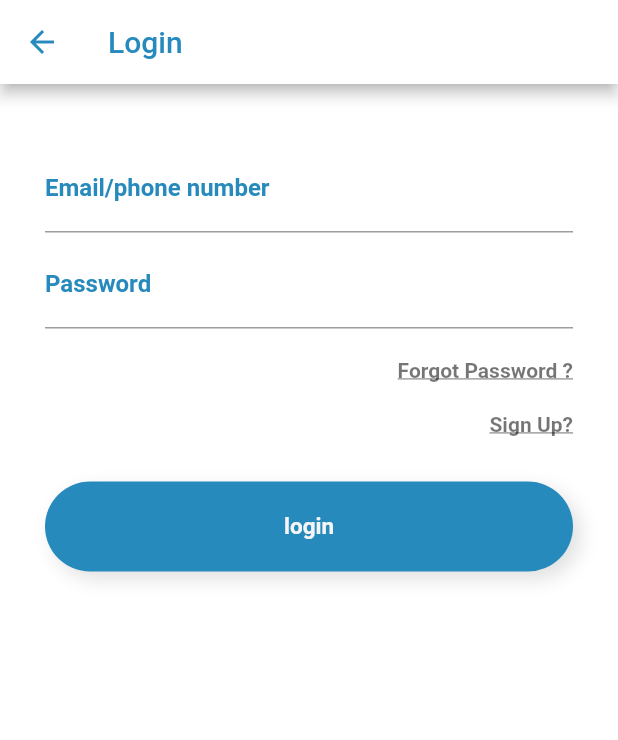
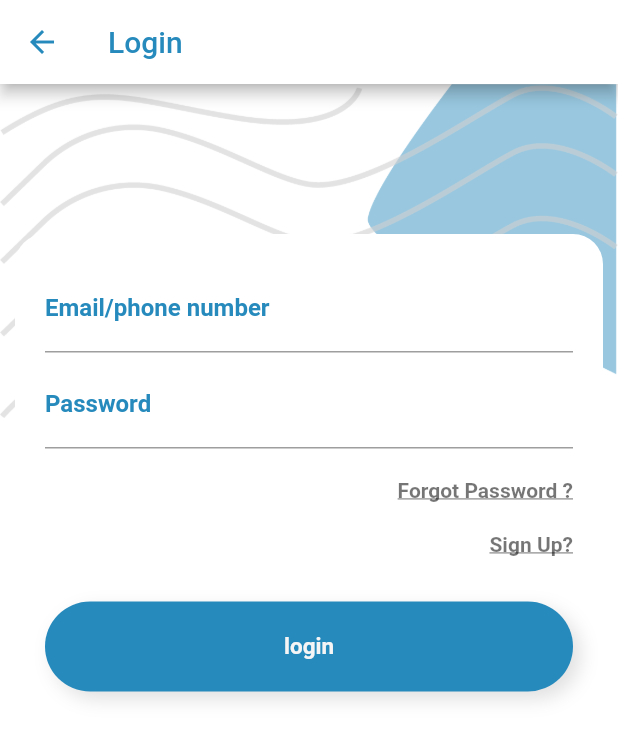
Before and after one commit to HajerAlmatari/walletV2, a Flutter app: the LoginPage screen opened directly, on a phone screen of 412 x 824 dp. Shown: the top 740 px of the screen. Run offline on Flutter 3.47's test engine with Material 2 defaults, Android fonts, the phone set to English and light mode, and no system bars; our stand-ins replace carousel_slider, dropdown_button2, email_validator, firebase_auth, firebase_core, flutter_easyloading and 6 more; missing offline and left inert: qr_code_scanner; accounts and stored records are empty; network calls fail.

Commit message:
sprint 2.3.3 improve the interfaces

```diff
--- a/lib/login.dart
+++ b/lib/login.dart
@@ -16,7 +16,6 @@ import 'package:walletapp/signup.dart';
 import 'package:walletapp/widgets/showSnackBar.dart';
 import 'package:walletapp/Models/SignUpData.dart';
 
-
 import 'forgetPassword.dart';
 import 'package:http/http.dart' as http;
 
@@ -25,10 +24,7 @@ class LoginPage extends StatefulWidget {
 }
 
 class LoginPageState extends State<LoginPage> {
-  Color primaryColor =   Color.fromRGBO(39, 138, 189, 1);
-
-
-
+  Color primaryColor = Color.fromRGBO(39, 138, 189, 1);
 
   final _email = TextEditingController();
   final _password = TextEditingController();
@@ -59,7 +55,6 @@ class LoginPageState extends State<LoginPage> {
       print(response.statusCode);
 
       if (response.statusCode == 200) {
-
         var json = response.body;
         LoginResponse loginResponse = loginResponseFromJson(json);
 
@@ -67,7 +62,7 @@ class LoginPageState extends State<LoginPage> {
         print(loginResponse.accountId.elementAt(0));
         int account = loginResponse.accountId.elementAt(0);
         obj.setId(account);
-        print("Your Id: is: " +obj.getId().toString() );
+        print("Your Id: is: " + obj.getId().toString());
         print(loginResponse.message);
 
         print("SuccessFully");
@@ -80,8 +75,10 @@ class LoginPageState extends State<LoginPage> {
         ///////////////             //////////////
         ///////////////////////////////////////////
 
-
-        context.read<FirebaseAuthMethods>().loginWithEmail(email: _email.text.trim(), password: _password.text.trim(), context: context);
+        context.read<FirebaseAuthMethods>().loginWithEmail(
+            email: _email.text.trim(),
+            password: _password.text.trim(),
+            context: context);
 
         // Navigator.of(context).pushAndRemoveUntil(MaterialPageRoute(builder: (context) =>
         //     NavScreen()), (Route<dynamic> route) => false);
@@ -98,18 +95,13 @@ class LoginPageState extends State<LoginPage> {
         // EasyLoading.dismiss();
         showSnackBar(context, "Not found URL");
 
-
         // print(response.body);
         // print(response.statusCode);
 
-      }
-      else if(response.statusCode == 7){
-
+      } else if (response.statusCode == 7) {
         EasyLoading.dismiss();
         showSnackBar(context, "No Internet connection");
-      }
-
-      else {
+      } else {
         EasyLoading.dismiss();
         print(response.statusCode);
         showSnackBar(context, "Phone or Password wrong");
@@ -174,7 +166,6 @@ class LoginPageState extends State<LoginPage> {
     final signinbutton = GestureDetector(
       onTap: () {
         if (_formkey.currentState!.validate()) {
-
           EasyLoading.show(status: 'Loading ...');
           loginRequest();
           // context.read<FirebaseAuthMethods>().loginWithEmail(email: _email.text.trim(), password: _password.text.trim(), context: context);
@@ -230,8 +221,8 @@ class LoginPageState extends State<LoginPage> {
       alignment: Alignment(1, 0),
       child: InkWell(
         onTap: () {
-          Navigator.of(context).push(
-              MaterialPageRoute(builder: (context) => SignupPage()));
+          Navigator.of(context)
+              .push(MaterialPageRoute(builder: (context) => SignupPage()));
         },
         child: const Text(
           'Sign Up?',
@@ -259,11 +250,21 @@ class LoginPageState extends State<LoginPage> {
         ),
       ),
       body: Container(
+        decoration: BoxDecoration(
+          image: DecorationImage(
+            alignment: Alignment.topCenter,
+            image: AssetImage("images/wallet-backgroud.png"),
+          ),
+          color: Colors.white,
+        ),
+        child: Container(
+          decoration: BoxDecoration(
+            color: Colors.white,
+            borderRadius: BorderRadius.circular(20),
+          ),
           height: 350,
           padding: EdgeInsets.fromLTRB(20, 20, 20, 10),
-        margin: EdgeInsets.fromLTRB(10, 20, 10, 20),
-        decoration: BoxDecoration(
-            color: Colors.white, borderRadius: BorderRadius.circular(30)),
+          margin: EdgeInsets.fromLTRB(10, 100, 10, 20),
           child: Form(
             key: _formkey,
             child: ListView(
@@ -272,13 +273,11 @@ class LoginPageState extends State<LoginPage> {
                 const SizedBox(
                   height: 5,
                 ),
-
                 passwordField,
                 const SizedBox(
                   height: 20,
                 ),
                 forgetPassword,
-
                 const SizedBox(
                   height: 20,
                 ),
@@ -291,12 +290,11 @@ class LoginPageState extends State<LoginPage> {
             ),
           ),
         ),
+      ),
     );
   }
 
   Future signInfirebase() async {
-
-
     try {
       await FirebaseAuth.instance.signInWithEmailAndPassword(
           email: _email.text.trim(), password: _password.text.trim());
--- a/lib/screens/nav_screen.dart
+++ b/lib/screens/nav_screen.dart
@@ -118,7 +118,6 @@ class _NavScreenState extends State<NavScreen> {
         ),
         //drawer: const DrawerWidget(),
         body:Container(
-          padding: EdgeInsets.fromLTRB(0, 20, 0, 0),
           child: _widgetOptions.elementAt(_selectedIndex),
         ),
         /*
--- a/lib/screens/transactions/make_transaction.dart
+++ b/lib/screens/transactions/make_transaction.dart
@@ -91,7 +91,7 @@ class _MakeTransactionPageState extends State<MakeTransactionPage> {
       children: <Widget>[
         listTail(Image.asset("images/money-transfer .png",width: 50,),"Transfer Between Holder Accounts", TBHA()),
         listTail(Image.asset("images/transferToOtherAccount.png",width: 50,),"Transfer To Other Account",TTOA()),
-        listTail(Image.asset("images/transferToName.png",width: 50,),"Transfer To Name", TTN()),
+        listTail(Image.asset("images/transferToName.png",width: 50,),"Send Remittance", TTN()),
       ],
     ),
   );
```
Also changed, not shown: lib/screens/Internet_adsl.dart (+16 -3 lines), lib/screens/credit_card_screen.dart (+9 -0 lines), lib/screens/electricity.dart (+16 -1 lines), lib/screens/transfer_between_holder_accounts.dart (+18 -5 lines), lib/screens/yemen_mobile.dart (+16 -3 lines), images/walle_ backgroud.svg (renamed from images/wallet backgroud.svg), images/wallet-backgroud.png (added). Lines whose indentation alone changed are shown as unchanged.
